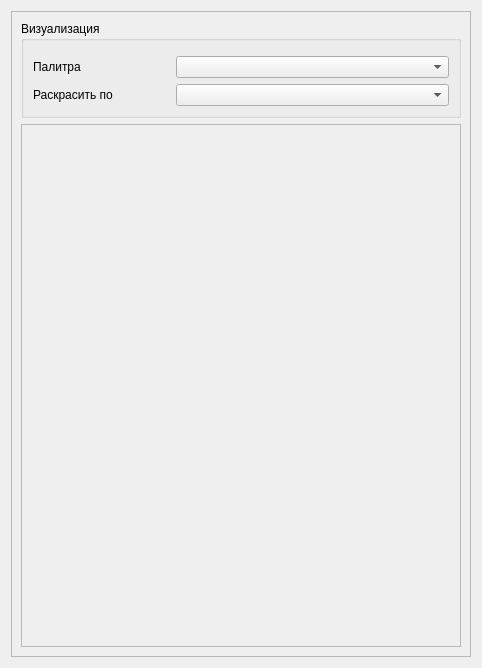
Before: the Qt Designer form UI/Home/PropertyInspector.ui in Codbrain1/QSpace, drawn with Qt 5.
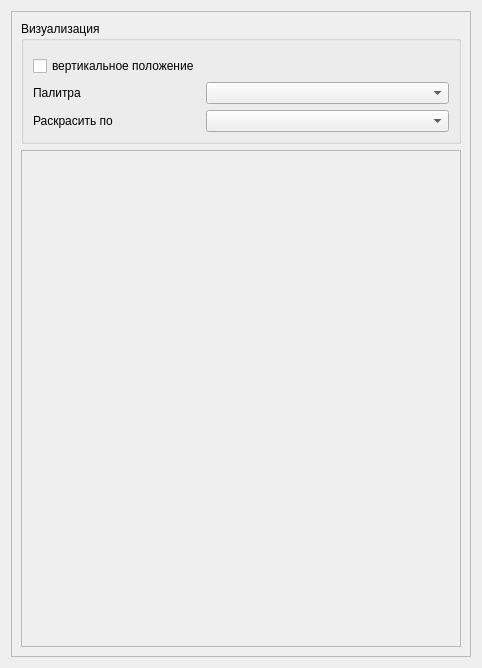
After: the same form once the commit is applied. Custom widgets are drawn as their Qt base class.

The edit to the form file:
```diff
--- a/UI/Home/PropertyInspector.ui
+++ b/UI/Home/PropertyInspector.ui
@@ -35,26 +35,16 @@
           <string>Визуализация</string>
          </property>
          <layout class="QGridLayout" name="gridLayout">
-          <item row="2" column="1" colspan="2">
-           <widget class="QComboBox" name="combo_current_column"/>
-          </item>
           <item row="2" column="0">
-           <widget class="QLabel" name="label_current_column">
-            <property name="text">
-             <string>Раскрасить по</string>
-            </property>
-           </widget>
-          </item>
-          <item row="1" column="1" colspan="2">
-           <widget class="QSpace::UI::ColorMapComboBox" name="combo_colormap"/>
-          </item>
-          <item row="1" column="0">
            <widget class="QLabel" name="label_cmap">
             <property name="text">
              <string>Палитра</string>
             </property>
            </widget>
           </item>
+          <item row="2" column="1" colspan="2">
+           <widget class="QSpace::UI::ColorMapComboBox" name="combo_colormap"/>
+          </item>
           <item row="0" column="0" colspan="3">
            <widget class="ColorBarWidget" name="colorbarWidget" native="true">
             <property name="maximumSize">
@@ -65,6 +55,23 @@
             </property>
            </widget>
           </item>
+          <item row="3" column="0">
+           <widget class="QLabel" name="label_current_column">
+            <property name="text">
+             <string>Раскрасить по</string>
+            </property>
+           </widget>
+          </item>
+          <item row="3" column="1" colspan="2">
+           <widget class="QComboBox" name="combo_current_column"/>
+          </item>
+          <item row="1" column="0">
+           <widget class="QCheckBox" name="checkBox_colorbarOrientation">
+            <property name="text">
+             <string>вертикальное положение</string>
+            </property>
+           </widget>
+          </item>
          </layout>
         </widget>
        </item>
@@ -79,7 +86,7 @@
             <x>0</x>
             <y>0</y>
             <width>442</width>
-            <height>507</height>
+            <height>466</height>
            </rect>
           </property>
           <layout class="QVBoxLayout" name="verticalLayout_3"/>
```
Left out of the diff: 6 changed lines with no effect on the pictures.
